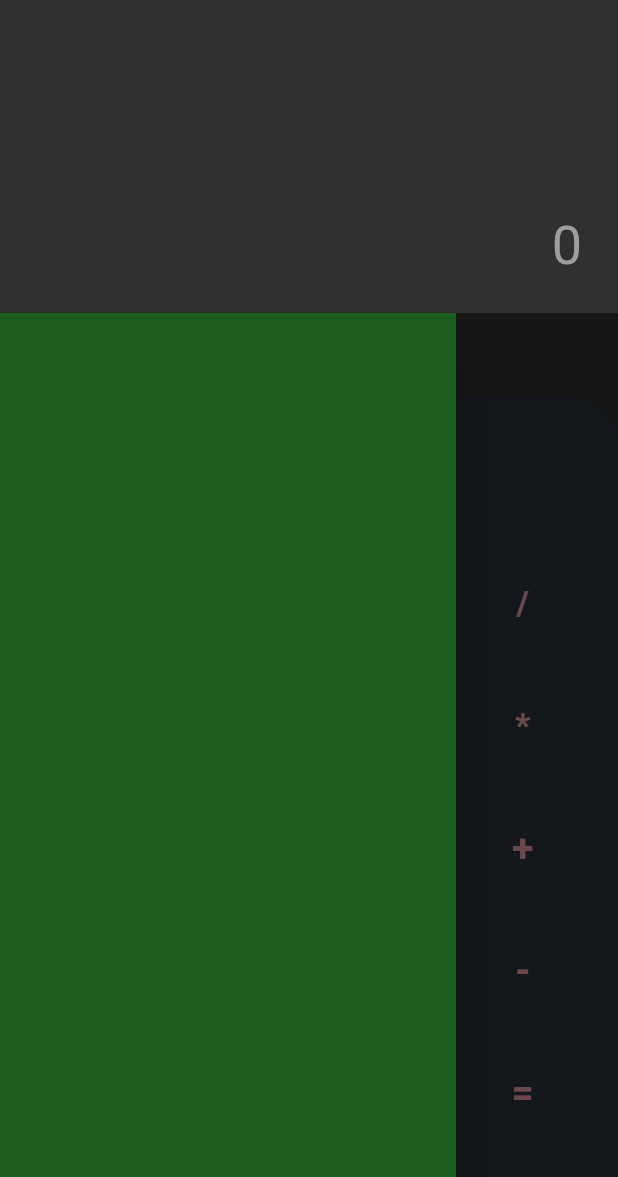
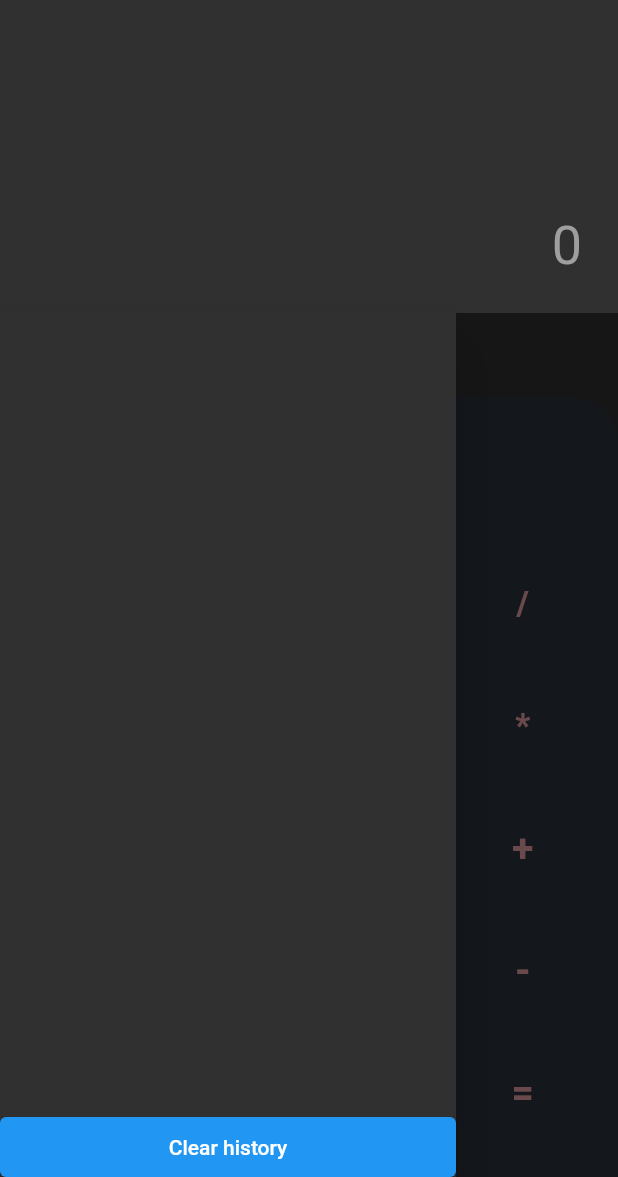
Before and after one commit to DoomHopes/calculator, a Flutter app: the screen it shows after launch, in the side drawer, after a tap on the "history" icon, on a phone screen of 412 x 824 dp, the part 59-1236 px from its top. Run offline on Flutter 3.47's test engine with Material 2 defaults, Android fonts, the phone set to English and light mode, and no system bars; our stand-ins replace flutter_riverpod, hive, hive_flutter; missing offline and left inert: converter, function_tree; accounts and stored records are empty.

Commit message:
some change

```diff
--- a/lib/application/calculate_notifier.dart
+++ b/lib/application/calculate_notifier.dart
@@ -1,7 +1,7 @@
-import 'package:calculator/infrastructure/database/database_hive.dart';
 import 'package:calculator/infrastructure/model/expression_model.dart';
 import 'package:flutter/cupertino.dart';
 import 'package:function_tree/function_tree.dart';
+import 'package:hive/hive.dart';
 
 enum Operations {
   plus,
@@ -13,7 +13,7 @@ enum Operations {
   rightBracket,
 }
 
-final hive = DatabaseHive();
+final expressionBox = Hive.box('expressionbox');
 
 class CalculateNotifier extends ChangeNotifier {
   late String result = '0';
@@ -58,6 +58,10 @@ class CalculateNotifier extends ChangeNotifier {
           notifyListeners();
         }
         calculate();
+
+        Expression expressionHive = Expression(showExpression() + '=' + result);
+        expressionBox.add(expressionHive);
+        notifyListeners();
         return;
       }
 
@@ -158,8 +162,6 @@ class CalculateNotifier extends ChangeNotifier {
     for (int i = 0; i < expression.length; i++) {
       exp += expression[i];
     }
-    Expression expressionHive = Expression(exp + '=' + result);
-    hive.addExpression(expressionHive);
     return exp;
   }
 
--- a/lib/infrastructure/database/database_hive.dart
+++ /dev/null
@@ -1,14 +0,0 @@
-import 'package:calculator/infrastructure/model/expression_model.dart';
-import 'package:hive_flutter/adapters.dart';
-
-class DatabaseHive {
-  void addExpression(Expression expression) {
-    final expressionBox = Hive.box('expressionbox');
-    expressionBox.add(expression);
-  }
-
-  void deleteHive() {
-    final expressionBox = Hive.box<Expression>('expressionbox');
-    expressionBox.deleteFromDisk();
-  }
-}
--- a/lib/main.dart
+++ b/lib/main.dart
@@ -1,27 +1,67 @@
 import 'package:flutter/material.dart';
 import 'package:flutter_riverpod/flutter_riverpod.dart';
 import 'package:hive/hive.dart';
+import 'package:hive_flutter/hive_flutter.dart';
 import 'package:path_provider/path_provider.dart' as path_provider;
 
 import 'infrastructure/model/expression_model.dart';
 import 'presentation/pages/home_page.dart';
 
 Future<void> main() async {
-  final appDocumentDir = await path_provider.getApplicationDocumentsDirectory();
-  Hive.init(appDocumentDir.path);
+  WidgetsFlutterBinding.ensureInitialized();
+  final appDocumentDirectory =
+      await path_provider.getApplicationDocumentsDirectory();
+  Hive.init(appDocumentDirectory.path);
   Hive.registerAdapter(ExpressionAdapter());
   runApp(const ProviderScope(child: MyApp()));
 }
 
-class MyApp extends StatelessWidget {
+Future<void> initAllForApp() async {
+  WidgetsFlutterBinding.ensureInitialized();
+  final appDocumentDirectory =
+      await path_provider.getApplicationDocumentsDirectory();
+  Hive.init(appDocumentDirectory.path);
+  Hive.registerAdapter(ExpressionAdapter());
+}
+
+class MyApp extends StatefulWidget {
   const MyApp({Key? key}) : super(key: key);
+
+  @override
+  State<MyApp> createState() => _MyAppState();
+}
+
+class _MyAppState extends State<MyApp> {
+  @override
+  void dispose() {
+    Hive.close();
+    super.dispose();
+  }
+
   @override
   Widget build(BuildContext context) {
     return MaterialApp(
       title: 'Flutter Demo',
       debugShowCheckedModeBanner: false,
       theme: ThemeData.dark(),
-      home: const HomePage(),
+      home: FutureBuilder(
+        future: Hive.openBox('expressionbox'),
+        builder: (context, snapshot) {
+          if (snapshot.connectionState == ConnectionState.done) {
+            if (snapshot.hasError) {
+              return const Scaffold(
+                body: Center(
+                  child: CircularProgressIndicator(),
+                ),
+              );
+            } else {
+              return const HomePage();
+            }
+          } else {
+            return const Scaffold();
+          }
+        },
+      ),
     );
   }
 }
--- a/lib/presentation/pages/home_page.dart
+++ b/lib/presentation/pages/home_page.dart
@@ -1,4 +1,5 @@
 import 'package:calculator/application/calculate_notifier.dart';
+import 'package:calculator/infrastructure/model/expression_model.dart';
 
 import 'package:calculator/presentation/pages/converter_page.dart';
 import 'package:calculator/presentation/utils/colors.dart';
@@ -22,9 +23,9 @@ class HomePage extends StatelessWidget {
       ),
       body: SafeArea(
         child: Column(
-          children: <Widget>[
-            const Expanded(child: ResultWidget()),
-            Expanded(child: buildButtons(context), flex: 3),
+          children: const <Widget>[
+            Expanded(child: ResultWidget()),
+            Expanded(child: BuildButtons(), flex: 3),
           ],
         ),
       ),
@@ -32,11 +33,53 @@ class HomePage extends StatelessWidget {
   }
 }
 
-Widget buildButtons(BuildContext context) => Scaffold(
+class BuildButtons extends StatefulWidget {
+  const BuildButtons({Key? key}) : super(key: key);
+
+  @override
+  State<BuildButtons> createState() => _BuildButtonsState();
+}
+
+class _BuildButtonsState extends State<BuildButtons> {
+  @override
+  Widget build(BuildContext context) {
+    return Scaffold(
       drawer: Drawer(
         //TODO History
-        child: Container(
-          color: Colors.green[900],
+        child: Column(
+          children: <Widget>[
+            Expanded(
+              child: Container(
+                width: double.maxFinite,
+                child: ListView.builder(
+                  itemCount: expressionBox.length,
+                  itemBuilder: (BuildContext context, int index) {
+                    final exp = expressionBox.get(index) as Expression;
+                    return ListTile(
+                      title: Text(
+                        exp.expression,
+                        style: const TextStyle(
+                          fontSize: 20,
+                        ),
+                      ),
+                    );
+                  },
+                ),
+              ),
+            ),
+            SizedBox(
+              height: 40,
+              width: double.infinity,
+              child: ElevatedButton(
+                onPressed: () {
+                  expressionBox.clear();
+                  Navigator.pop(context);
+                  setState(() {});
+                },
+                child: const Text('Clear history'),
+              ),
+            )
+          ],
         ),
       ),
       appBar: AppBar(
@@ -83,6 +126,8 @@ Widget buildButtons(BuildContext context) => Scaffold(
         ),
       ),
     );
+  }
+}
 
 Widget buildButtonRow(
   BuildContext context,
--- a/pubspec.yaml
+++ b/pubspec.yaml
@@ -32,6 +32,7 @@ dependencies:
   flutter_riverpod: ^0.14.0+3
   function_tree: ^0.8.12
   converter: ^0.3.3
+
   hive_flutter: ^1.1.0
   hive: ^2.0.4
   path_provider: ^2.0.7
```
